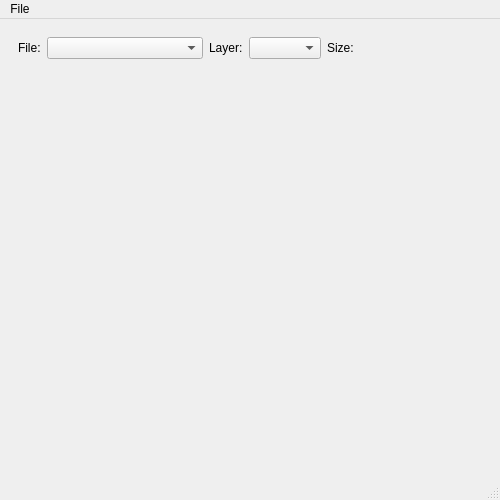
The window that mainwindow.ui (tmuxah/ImagePyramid) describes before a commit, drawn with Qt 5.
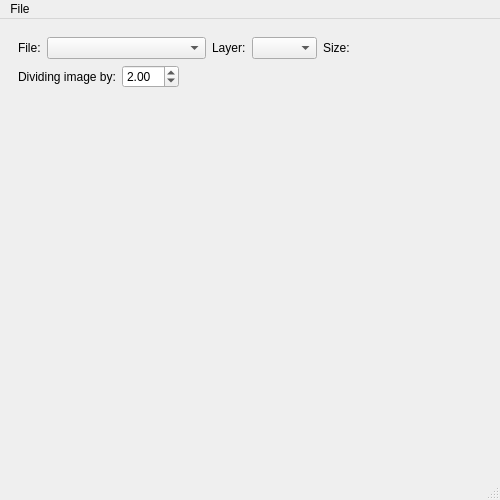
The same window after the commit.

Commit message:
Added arbitary reduction of the pyramid layers
Added label and double spin box on form
Implemented method for setting the image reduction coefficient
Implemented layers generation with arbitary reduction coefficient
Moved getting the pyramid from check box's data to main window method

Patch:
```diff
--- a/mainwindow.ui
+++ b/mainwindow.ui
@@ -21,6 +21,127 @@
   </property>
   <widget class="QWidget" name="centralwidget">
    <layout class="QGridLayout" name="gridLayout">
+    <item row="0" column="0">
+     <widget class="QWidget" name="panel" native="true">
+      <layout class="QVBoxLayout" name="verticalLayout">
+       <item>
+        <layout class="QHBoxLayout" name="horizontalLayout_5">
+         <item>
+          <widget class="QLabel" name="labelFile">
+           <property name="sizePolicy">
+            <sizepolicy hsizetype="Fixed" vsizetype="Preferred">
+             <horstretch>0</horstretch>
+             <verstretch>0</verstretch>
+            </sizepolicy>
+           </property>
+           <property name="text">
+            <string>File:</string>
+           </property>
+          </widget>
+         </item>
+         <item>
+          <widget class="QComboBox" name="comboBoxFile">
+           <property name="sizePolicy">
+            <sizepolicy hsizetype="Preferred" vsizetype="Preferred">
+             <horstretch>0</horstretch>
+             <verstretch>0</verstretch>
+            </sizepolicy>
+           </property>
+          </widget>
+         </item>
+         <item>
+          <widget class="QLabel" name="labelLayer">
+           <property name="sizePolicy">
+            <sizepolicy hsizetype="Fixed" vsizetype="Preferred">
+             <horstretch>0</horstretch>
+             <verstretch>0</verstretch>
+            </sizepolicy>
+           </property>
+           <property name="text">
+            <string>Layer:</string>
+           </property>
+          </widget>
+         </item>
+         <item>
+          <widget class="QComboBox" name="comboBoxLayer">
+           <property name="sizePolicy">
+            <sizepolicy hsizetype="Maximum" vsizetype="Fixed">
+             <horstretch>0</horstretch>
+             <verstretch>0</verstretch>
+            </sizepolicy>
+           </property>
+           <property name="maximumSize">
+            <size>
+             <width>65</width>
+             <height>16777215</height>
+            </size>
+           </property>
+          </widget>
+         </item>
+         <item>
+          <widget class="QLabel" name="labelImgSize">
+           <property name="text">
+            <string>Size:</string>
+           </property>
+          </widget>
+         </item>
+        </layout>
+       </item>
+       <item>
+        <layout class="QHBoxLayout" name="horizontalLayout_6">
+         <item>
+          <widget class="QLabel" name="labelSizeDiv">
+           <property name="sizePolicy">
+            <sizepolicy hsizetype="Fixed" vsizetype="Preferred">
+             <horstretch>0</horstretch>
+             <verstretch>0</verstretch>
+            </sizepolicy>
+           </property>
+           <property name="text">
+            <string>Dividing image by:</string>
+           </property>
+          </widget>
+         </item>
+         <item>
+          <widget class="QDoubleSpinBox" name="dSpinBoxSizeDiv">
+           <property name="sizePolicy">
+            <sizepolicy hsizetype="Fixed" vsizetype="Fixed">
+             <horstretch>0</horstretch>
+             <verstretch>0</verstretch>
+            </sizepolicy>
+           </property>
+           <property name="minimum">
+            <double>1.010000000000000</double>
+           </property>
+           <property name="singleStep">
+            <double>0.100000000000000</double>
+           </property>
+           <property name="value">
+            <double>2.000000000000000</double>
+           </property>
+          </widget>
+         </item>
+         <item>
+          <widget class="QLabel" name="placeHolder">
+           <property name="enabled">
+            <bool>false</bool>
+           </property>
+           <property name="sizePolicy">
+            <sizepolicy hsizetype="MinimumExpanding" vsizetype="Preferred">
+             <horstretch>0</horstretch>
+             <verstretch>0</verstretch>
+            </sizepolicy>
+           </property>
+           <property name="text">
+            <string> </string>
+           </property>
+          </widget>
+         </item>
+        </layout>
+       </item>
+      </layout>
+     </widget>
+    </item>
     <item row="1" column="0">
      <widget class="QScrollArea" name="scrollAreaImage">
       <property name="frameShape">
@@ -35,7 +156,7 @@
          <x>0</x>
          <y>0</y>
          <width>482</width>
-         <height>413</height>
+         <height>383</height>
         </rect>
        </property>
        <layout class="QGridLayout" name="gridLayout_2">
@@ -53,65 +174,6 @@
       </widget>
      </widget>
     </item>
-    <item row="0" column="0">
-     <widget class="QWidget" name="horizontalPanel" native="true">
-      <layout class="QHBoxLayout" name="horizontalLayout">
-       <item>
-        <widget class="QLabel" name="labelFile">
-         <property name="sizePolicy">
-          <sizepolicy hsizetype="Fixed" vsizetype="Preferred">
-           <horstretch>0</horstretch>
-           <verstretch>0</verstretch>
-          </sizepolicy>
-         </property>
-         <property name="text">
-          <string>File:</string>
-         </property>
-        </widget>
-       </item>
-       <item>
-        <widget class="QComboBox" name="comboBoxFile">
-         <property name="sizePolicy">
-          <sizepolicy hsizetype="Preferred" vsizetype="Preferred">
-           <horstretch>0</horstretch>
-           <verstretch>0</verstretch>
-          </sizepolicy>
-         </property>
-        </widget>
-       </item>
-       <item>
-        <widget class="QLabel" name="labelLayer">
-         <property name="sizePolicy">
-          <sizepolicy hsizetype="Fixed" vsizetype="Preferred">
-           <horstretch>0</horstretch>
-           <verstretch>0</verstretch>
-          </sizepolicy>
-         </property>
-         <property name="text">
-          <string>Layer:</string>
-         </property>
-        </widget>
-       </item>
-       <item>
-        <widget class="QComboBox" name="comboBoxLayer">
-         <property name="sizePolicy">
-          <sizepolicy hsizetype="Fixed" vsizetype="Fixed">
-           <horstretch>0</horstretch>
-           <verstretch>0</verstretch>
-          </sizepolicy>
-         </property>
-        </widget>
-       </item>
-       <item>
-        <widget class="QLabel" name="labelImgSize">
-         <property name="text">
-          <string>Size:</string>
-         </property>
-        </widget>
-       </item>
-      </layout>
-     </widget>
-    </item>
    </layout>
   </widget>
   <widget class="QMenuBar" name="menubar">
```
Left out of the diff: 2 changed lines with no effect on the pictures. The commit also changes 4 other files.
